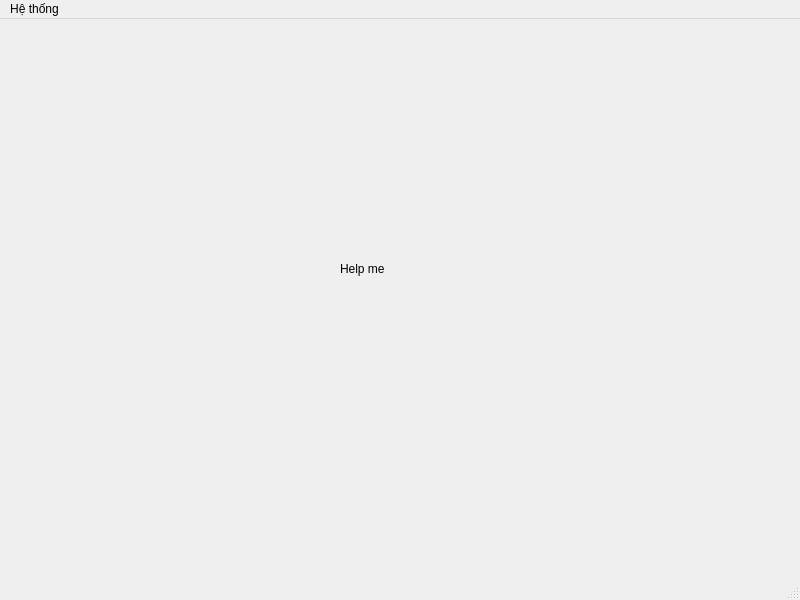
Above: salemanagement/UI/MainProgram.ui from LeeMinNguyeen/ML-in-Business-Analytics before the change. Below: the same form after it.
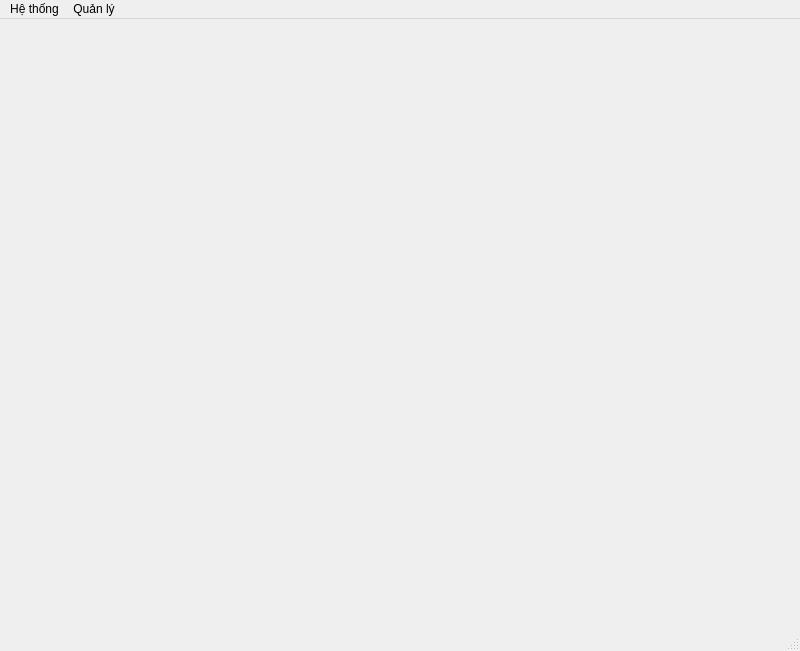
That is the form after the change. Icons and pictures are not drawn.

The edit to the form file:
```diff
--- a/salemanagement/UI/MainProgram.ui
+++ b/salemanagement/UI/MainProgram.ui
@@ -7,37 +7,23 @@
     <x>0</x>
     <y>0</y>
     <width>800</width>
-    <height>600</height>
+    <height>651</height>
    </rect>
   </property>
   <property name="windowTitle">
    <string>MainWindow</string>
   </property>
-  <widget class="QWidget" name="centralwidget">
-   <widget class="QLabel" name="label">
-    <property name="geometry">
-     <rect>
-      <x>340</x>
-      <y>240</y>
-      <width>141</width>
-      <height>20</height>
-     </rect>
-    </property>
-    <property name="text">
-     <string>Help me</string>
-    </property>
-   </widget>
-  </widget>
+  <widget class="QWidget" name="centralwidget"/>
   <widget class="QMenuBar" name="menubar">
    <property name="geometry">
     <rect>
      <x>0</x>
      <y>0</y>
      <width>800</width>
-     <height>26</height>
+     <height>21</height>
     </rect>
    </property>
-   <widget class="QMenu" name="menuH_th_ng">
+   <widget class="QMenu" name="menuSystem">
     <property name="title">
      <string>Hệ thống</string>
     </property>
@@ -49,7 +35,16 @@
     <addaction name="actionthoatphanmem"/>
     <addaction name="separator"/>
    </widget>
-   <addaction name="menuH_th_ng"/>
+   <widget class="QMenu" name="menuManagement">
+    <property name="title">
+     <string>Quản lý</string>
+    </property>
+    <addaction name="actionCategoryManagement"/>
+    <addaction name="actionOrderManagement"/>
+    <addaction name="actionEmployeeManagement"/>
+   </widget>
+   <addaction name="menuSystem"/>
+   <addaction name="menuManagement"/>
   </widget>
   <widget class="QStatusBar" name="statusbar"/>
   <action name="actionTho_t_ph_n_m_m">
```
Left out of the diff: 53 changed lines with no effect on the pictures.
